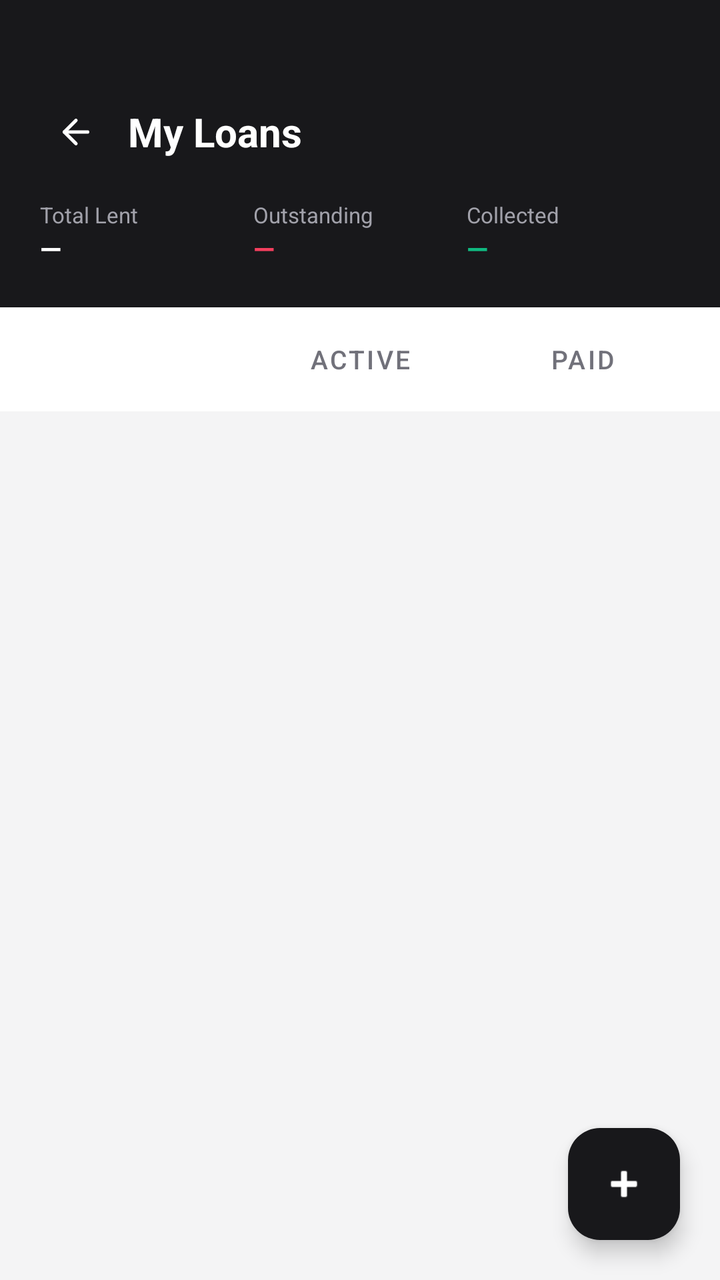
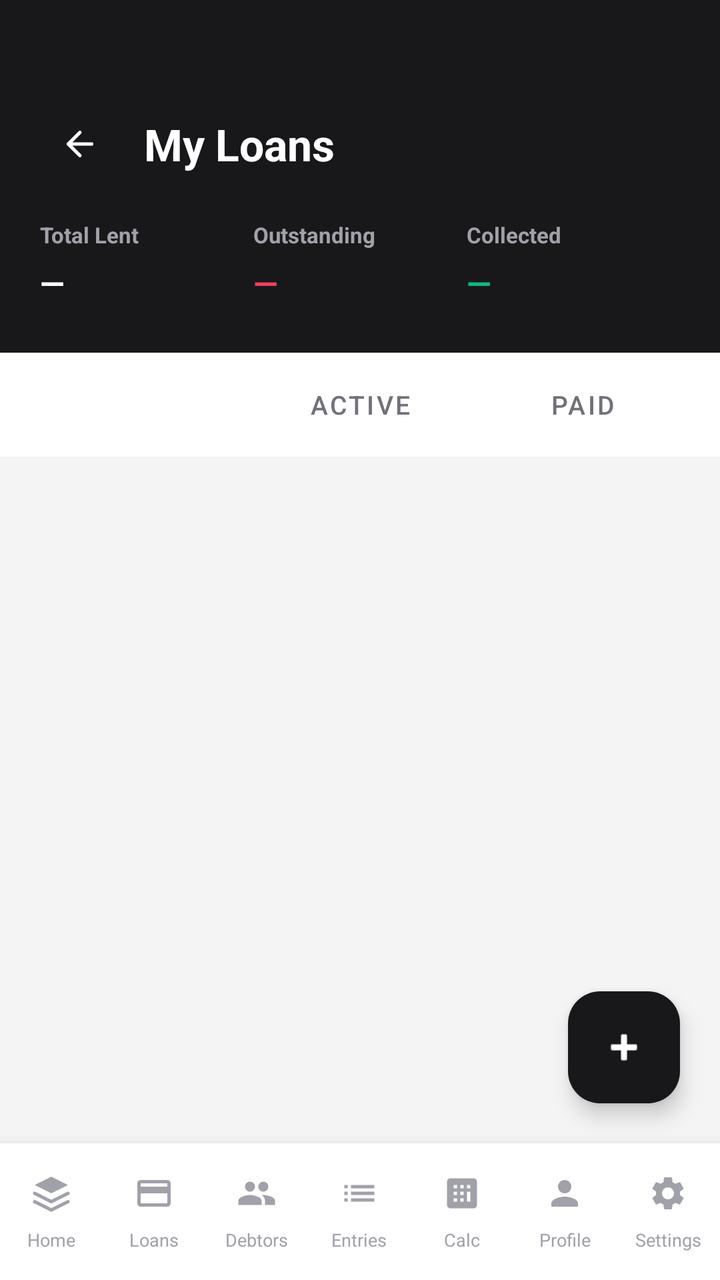

Screens rendered from an Android XML layout before and after an edit, with the pre-edit source and the edit as a unified diff.
<!-- AndroidManifest.xml: application theme Theme.LoanBuddy -->
<!-- res/layout/activity_loans.xml -->
<?xml version="1.0" encoding="utf-8"?>
<androidx.coordinatorlayout.widget.CoordinatorLayout
    xmlns:android="http://schemas.android.com/apk/res/android"
    xmlns:app="http://schemas.android.com/apk/res-auto"
    android:layout_width="match_parent"
    android:layout_height="match_parent"
    android:background="@color/bg_page">

    <LinearLayout
        android:layout_width="match_parent"
        android:layout_height="match_parent"
        android:orientation="vertical">

        
        <LinearLayout
            android:layout_width="match_parent"
            android:layout_height="wrap_content"
            android:background="@color/zinc_900"
            android:orientation="vertical"
            android:paddingHorizontal="20dp"
            android:paddingTop="48dp"
            android:paddingBottom="20dp">

            <LinearLayout
                android:layout_width="match_parent"
                android:layout_height="wrap_content"
                android:gravity="center_vertical"
                android:orientation="horizontal">

                <ImageButton
                    android:id="@+id/back_button"
                    android:layout_width="36dp"
                    android:layout_height="36dp"
                    android:background="?attr/selectableItemBackgroundBorderless"
                    android:src="@drawable/ic_arrow_left"
                    android:contentDescription="Back"
                    app:tint="@color/white" />

                <TextView
                    android:layout_width="0dp"
                    android:layout_height="wrap_content"
                    android:layout_weight="1"
                    android:layout_marginStart="8dp"
                    android:text="@string/loans_title"
                    android:textColor="@color/white"
                    android:textSize="20sp"
                    android:textStyle="bold" />

                <ProgressBar
                    android:id="@+id/progress_bar"
                    android:layout_width="24dp"
                    android:layout_height="24dp"
                    android:visibility="gone" />
            </LinearLayout>

            
            <LinearLayout
                android:layout_width="match_parent"
                android:layout_height="wrap_content"
                android:layout_marginTop="16dp"
                android:weightSum="3">

                <LinearLayout
                    android:layout_width="0dp"
                    android:layout_height="wrap_content"
                    android:layout_weight="1"
                    android:orientation="vertical">
                    <TextView android:layout_width="wrap_content" android:layout_height="wrap_content"
                        android:text="Total Lent" android:textColor="@color/zinc_400" android:textSize="11sp" />
                    <TextView android:id="@+id/total_lent" android:layout_width="wrap_content" android:layout_height="wrap_content"
                        android:text="—" android:textColor="@color/white" android:textSize="14sp" android:textStyle="bold" />
                </LinearLayout>

                <LinearLayout
                    android:layout_width="0dp"
                    android:layout_height="wrap_content"
                    android:layout_weight="1"
                    android:orientation="vertical">
                    <TextView android:layout_width="wrap_content" android:layout_height="wrap_content"
                        android:text="Outstanding" android:textColor="@color/zinc_400" android:textSize="11sp" />
                    <TextView android:id="@+id/total_outstanding" android:layout_width="wrap_content" android:layout_height="wrap_content"
                        android:text="—" android:textColor="@color/rose_500" android:textSize="14sp" android:textStyle="bold" />
                </LinearLayout>

                <LinearLayout
                    android:layout_width="0dp"
                    android:layout_height="wrap_content"
                    android:layout_weight="1"
                    android:orientation="vertical">
                    <TextView android:layout_width="wrap_content" android:layout_height="wrap_content"
                        android:text="Collected" android:textColor="@color/zinc_400" android:textSize="11sp" />
                    <TextView android:id="@+id/total_collected" android:layout_width="wrap_content" android:layout_height="wrap_content"
                        android:text="—" android:textColor="@color/emerald_500" android:textSize="14sp" android:textStyle="bold" />
                </LinearLayout>
            </LinearLayout>
        </LinearLayout>

        
        <LinearLayout
            android:layout_width="match_parent"
            android:layout_height="wrap_content"
            android:background="@color/bg_card"
            android:orientation="horizontal"
            android:paddingHorizontal="16dp"
            android:paddingVertical="8dp">

            <Button
                android:id="@+id/filter_all"
                android:layout_width="0dp"
                android:layout_height="36dp"
                android:layout_weight="1"
                android:layout_marginEnd="4dp"
                android:backgroundTint="@color/zinc_900"
                android:text="All"
                android:textColor="@color/white"
                android:textSize="13sp"
                style="@style/Widget.MaterialComponents.Button" />

            <Button
                android:id="@+id/filter_active"
                android:layout_width="0dp"
                android:layout_height="36dp"
                android:layout_weight="1"
                android:layout_marginHorizontal="2dp"
                android:backgroundTint="@android:color/transparent"
                android:text="Active"
                android:textColor="@color/zinc_500"
                android:textSize="13sp"
                style="@style/Widget.MaterialComponents.Button" />

            <Button
                android:id="@+id/filter_paid"
                android:layout_width="0dp"
                android:layout_height="36dp"
                android:layout_weight="1"
                android:layout_marginStart="4dp"
                android:backgroundTint="@android:color/transparent"
                android:text="Paid"
                android:textColor="@color/zinc_500"
                android:textSize="13sp"
                style="@style/Widget.MaterialComponents.Button" />
        </LinearLayout>

        
        <TextView
            android:id="@+id/empty_text"
            android:layout_width="match_parent"
            android:layout_height="wrap_content"
            android:layout_marginTop="48dp"
            android:gravity="center"
            android:text="No loans yet. Tap + to add one."
            android:textColor="@color/zinc_400"
            android:textSize="14sp"
            android:visibility="gone" />

        <androidx.recyclerview.widget.RecyclerView
            android:id="@+id/recycler_view"
            android:layout_width="match_parent"
            android:layout_height="0dp"
            android:layout_weight="1"
            android:paddingTop="8dp"
            android:paddingBottom="80dp"
            android:clipToPadding="false" />

    </LinearLayout>

    <com.google.android.material.floatingactionbutton.FloatingActionButton
        android:id="@+id/fab_add_loan"
        android:layout_width="wrap_content"
        android:layout_height="wrap_content"
        android:layout_gravity="bottom|end"
        android:layout_margin="20dp"
        android:backgroundTint="@color/zinc_900"
        android:contentDescription="Add Loan"
        android:src="@android:drawable/ic_input_add"
        app:tint="@color/white" />

</androidx.coordinatorlayout.widget.CoordinatorLayout>
<!-- resources referenced by this layout -->
<resources>
  <!-- unchanged entries left out for length: 12 -->
</resources>

<!-- the commit's change to res/layout/activity_loans.xml (unified diff, before → after) -->
@@ -1,10 +1,15 @@
 <?xml version="1.0" encoding="utf-8"?>
-<androidx.coordinatorlayout.widget.CoordinatorLayout
-    xmlns:android="http://schemas.android.com/apk/res/android"
+<LinearLayout xmlns:android="http://schemas.android.com/apk/res/android"
     xmlns:app="http://schemas.android.com/apk/res-auto"
     android:layout_width="match_parent"
     android:layout_height="match_parent"
-    android:background="@color/bg_page">
+    android:background="@color/bg_page"
+    android:orientation="vertical">
+
+<androidx.coordinatorlayout.widget.CoordinatorLayout
+    android:layout_width="match_parent"
+    android:layout_height="0dp"
+    android:layout_weight="1">
 
     <LinearLayout
         android:layout_width="match_parent"
@@ -18,8 +23,8 @@
             android:background="@color/zinc_900"
             android:orientation="vertical"
             android:paddingHorizontal="20dp"
-            android:paddingTop="48dp"
-            android:paddingBottom="20dp">
+            android:paddingTop="52dp"
+            android:paddingBottom="24dp">
 
             <LinearLayout
                 android:layout_width="match_parent"
@@ -29,8 +34,8 @@
 
                 <ImageButton
                     android:id="@+id/back_button"
-                    android:layout_width="36dp"
-                    android:layout_height="36dp"
+                    android:layout_width="40dp"
+                    android:layout_height="40dp"
                     android:background="?attr/selectableItemBackgroundBorderless"
                     android:src="@drawable/ic_arrow_left"
                     android:contentDescription="Back"
@@ -40,10 +45,10 @@
                     android:layout_width="0dp"
                     android:layout_height="wrap_content"
                     android:layout_weight="1"
-                    android:layout_marginStart="8dp"
+                    android:layout_marginStart="12dp"
                     android:text="@string/loans_title"
                     android:textColor="@color/white"
-                    android:textSize="20sp"
+                    android:textSize="22sp"
                     android:textStyle="bold" />
 
                 <ProgressBar
@@ -57,7 +62,7 @@
             <LinearLayout
                 android:layout_width="match_parent"
                 android:layout_height="wrap_content"
-                android:layout_marginTop="16dp"
+                android:layout_marginTop="18dp"
                 android:weightSum="3">
 
                 <LinearLayout
@@ -65,10 +70,22 @@
                     android:layout_height="wrap_content"
                     android:layout_weight="1"
                     android:orientation="vertical">
-                    <TextView android:layout_width="wrap_content" android:layout_height="wrap_content"
-                        android:text="Total Lent" android:textColor="@color/zinc_400" android:textSize="11sp" />
-                    <TextView android:id="@+id/total_lent" android:layout_width="wrap_content" android:layout_height="wrap_content"
-                        android:text="—" android:textColor="@color/white" android:textSize="14sp" android:textStyle="bold" />
+                    <TextView
+                        android:layout_width="wrap_content"
+                        android:layout_height="wrap_content"
+                        android:text="Total Lent"
+                        android:textColor="@color/zinc_400"
+                        android:textSize="11sp"
+                        android:textStyle="bold" />
+                    <TextView
+                        android:id="@+id/total_lent"
+                        android:layout_width="wrap_content"
+                        android:layout_height="wrap_content"
+                        android:text="—"
+                        android:textColor="@color/white"
+                        android:textSize="16sp"
+                        android:textStyle="bold"
+                        android:layout_marginTop="6dp" />
                 </LinearLayout>
 
                 <LinearLayout
@@ -76,10 +93,22 @@
                     android:layout_height="wrap_content"
                     android:layout_weight="1"
                     android:orientation="vertical">
-                    <TextView android:layout_width="wrap_content" android:layout_height="wrap_content"
-                        android:text="Outstanding" android:textColor="@color/zinc_400" android:textSize="11sp" />
-                    <TextView android:id="@+id/total_outstanding" android:layout_width="wrap_content" android:layout_height="wrap_content"
-                        android:text="—" android:textColor="@color/rose_500" android:textSize="14sp" android:textStyle="bold" />
+                    <TextView
+                        android:layout_width="wrap_content"
+                        android:layout_height="wrap_content"
+                        android:text="Outstanding"
+                        android:textColor="@color/zinc_400"
+                        android:textSize="11sp"
+                        android:textStyle="bold" />
+                    <TextView
+                        android:id="@+id/total_outstanding"
+                        android:layout_width="wrap_content"
+                        android:layout_height="wrap_content"
+                        android:text="—"
+                        android:textColor="@color/rose_500"
+                        android:textSize="16sp"
+                        android:textStyle="bold"
+                        android:layout_marginTop="6dp" />
                 </LinearLayout>
 
                 <LinearLayout
@@ -87,10 +116,22 @@
                     android:layout_height="wrap_content"
                     android:layout_weight="1"
                     android:orientation="vertical">
-                    <TextView android:layout_width="wrap_content" android:layout_height="wrap_content"
-                        android:text="Collected" android:textColor="@color/zinc_400" android:textSize="11sp" />
-                    <TextView android:id="@+id/total_collected" android:layout_width="wrap_content" android:layout_height="wrap_content"
-                        android:text="—" android:textColor="@color/emerald_500" android:textSize="14sp" android:textStyle="bold" />
+                    <TextView
+                        android:layout_width="wrap_content"
+                        android:layout_height="wrap_content"
+                        android:text="Collected"
+                        android:textColor="@color/zinc_400"
+                        android:textSize="11sp"
+                        android:textStyle="bold" />
+                    <TextView
+                        android:id="@+id/total_collected"
+                        android:layout_width="wrap_content"
+                        android:layout_height="wrap_content"
+                        android:text="—"
+                        android:textColor="@color/emerald_500"
+                        android:textSize="16sp"
+                        android:textStyle="bold"
+                        android:layout_marginTop="6dp" />
                 </LinearLayout>
             </LinearLayout>
         </LinearLayout>
@@ -170,9 +211,105 @@
         android:layout_height="wrap_content"
         android:layout_gravity="bottom|end"
         android:layout_margin="20dp"
+    android:layout_marginBottom="80dp"
         android:backgroundTint="@color/zinc_900"
         android:contentDescription="Add Loan"
         android:src="@android:drawable/ic_input_add"
         app:tint="@color/white" />
 
 </androidx.coordinatorlayout.widget.CoordinatorLayout>
+
+<include layout="@layout/layout_bottom_nav" />
+
+</LinearLayout>
+<!-- res/layout/layout_bottom_nav.xml (included above) -->
+<?xml version="1.0" encoding="utf-8"?>
+<LinearLayout xmlns:android="http://schemas.android.com/apk/res/android"
+    xmlns:app="http://schemas.android.com/apk/res-auto"
+    android:id="@+id/bottom_nav_container"
+    android:layout_width="match_parent"
+    android:layout_height="wrap_content"
+    android:background="@color/white"
+    android:elevation="12dp"
+    android:orientation="horizontal"
+    android:paddingTop="8dp"
+    android:paddingBottom="12dp">
+
+    
+    <LinearLayout android:id="@+id/nav_home" android:layout_width="0dp" android:layout_height="wrap_content"
+        android:layout_weight="1" android:gravity="center" android:orientation="vertical" android:padding="2dp">
+        <FrameLayout android:id="@+id/nav_bg_home" android:layout_width="44dp" android:layout_height="30dp" android:gravity="center">
+            <ImageView android:id="@+id/nav_icon_home" android:layout_width="20dp" android:layout_height="20dp"
+                android:layout_gravity="center" android:src="@drawable/ic_home" app:tint="@color/zinc_400" />
+        </FrameLayout>
+        <TextView android:id="@+id/nav_label_home" android:layout_width="wrap_content" android:layout_height="wrap_content"
+            android:text="Home" android:textSize="9sp" android:textColor="@color/zinc_400" android:layout_marginTop="2dp" />
+    </LinearLayout>
+
+    
+    <LinearLayout android:id="@+id/nav_loans" android:layout_width="0dp" android:layout_height="wrap_content"
+        android:layout_weight="1" android:gravity="center" android:orientation="vertical" android:padding="2dp">
+        <FrameLayout android:id="@+id/nav_bg_loans" android:layout_width="44dp" android:layout_height="30dp" android:gravity="center">
+            <ImageView android:id="@+id/nav_icon_loans" android:layout_width="20dp" android:layout_height="20dp"
+                android:layout_gravity="center" android:src="@drawable/ic_loans" app:tint="@color/zinc_400" />
+        </FrameLayout>
+        <TextView android:id="@+id/nav_label_loans" android:layout_width="wrap_content" android:layout_height="wrap_content"
+            android:text="Loans" android:textSize="9sp" android:textColor="@color/zinc_400" android:layout_marginTop="2dp" />
+    </LinearLayout>
+
+    
+    <LinearLayout android:id="@+id/nav_debtors" android:layout_width="0dp" android:layout_height="wrap_content"
+        android:layout_weight="1" android:gravity="center" android:orientation="vertical" android:padding="2dp">
+        <FrameLayout android:id="@+id/nav_bg_debtors" android:layout_width="44dp" android:layout_height="30dp" android:gravity="center">
+            <ImageView android:id="@+id/nav_icon_debtors" android:layout_width="20dp" android:layout_height="20dp"
+                android:layout_gravity="center" android:src="@drawable/ic_debtors" app:tint="@color/zinc_400" />
+        </FrameLayout>
+        <TextView android:id="@+id/nav_label_debtors" android:layout_width="wrap_content" android:layout_height="wrap_content"
+            android:text="Debtors" android:textSize="9sp" android:textColor="@color/zinc_400" android:layout_marginTop="2dp" />
+    </LinearLayout>
+
+    
+    <LinearLayout android:id="@+id/nav_entries" android:layout_width="0dp" android:layout_height="wrap_content"
+        android:layout_weight="1" android:gravity="center" android:orientation="vertical" android:padding="2dp">
+        <FrameLayout android:id="@+id/nav_bg_entries" android:layout_width="44dp" android:layout_height="30dp" android:gravity="center">
+            <ImageView android:id="@+id/nav_icon_entries" android:layout_width="20dp" android:layout_height="20dp"
+                android:layout_gravity="center" android:src="@drawable/ic_entries" app:tint="@color/zinc_400" />
+        </FrameLayout>
+        <TextView android:id="@+id/nav_label_entries" android:layout_width="wrap_content" android:layout_height="wrap_content"
+            android:text="Entries" android:textSize="9sp" android:textColor="@color/zinc_400" android:layout_marginTop="2dp" />
+    </LinearLayout>
+
+    
+    <LinearLayout android:id="@+id/nav_calc" android:layout_width="0dp" android:layout_height="wrap_content"
+        android:layout_weight="1" android:gravity="center" android:orientation="vertical" android:padding="2dp">
+        <FrameLayout android:id="@+id/nav_bg_calc" android:layout_width="44dp" android:layout_height="30dp" android:gravity="center">
+            <ImageView android:id="@+id/nav_icon_calc" android:layout_width="20dp" android:layout_height="20dp"
+                android:layout_gravity="center" android:src="@drawable/ic_calc" app:tint="@color/zinc_400" />
+        </FrameLayout>
+        <TextView android:id="@+id/nav_label_calc" android:layout_width="wrap_content" android:layout_height="wrap_content"
+            android:text="Calc" android:textSize="9sp" android:textColor="@color/zinc_400" android:layout_marginTop="2dp" />
+    </LinearLayout>
+
+    
+    <LinearLayout android:id="@+id/nav_profile" android:layout_width="0dp" android:layout_height="wrap_content"
+        android:layout_weight="1" android:gravity="center" android:orientation="vertical" android:padding="2dp">
+        <FrameLayout android:id="@+id/nav_bg_profile" android:layout_width="44dp" android:layout_height="30dp" android:gravity="center">
+            <ImageView android:id="@+id/nav_icon_profile" android:layout_width="20dp" android:layout_height="20dp"
+                android:layout_gravity="center" android:src="@drawable/ic_user" app:tint="@color/zinc_400" />
+        </FrameLayout>
+        <TextView android:id="@+id/nav_label_profile" android:layout_width="wrap_content" android:layout_height="wrap_content"
+            android:text="Profile" android:textSize="9sp" android:textColor="@color/zinc_400" android:layout_marginTop="2dp" />
+    </LinearLayout>
+
+    
+    <LinearLayout android:id="@+id/nav_settings" android:layout_width="0dp" android:layout_height="wrap_content"
+        android:layout_weight="1" android:gravity="center" android:orientation="vertical" android:padding="2dp">
+        <FrameLayout android:id="@+id/nav_bg_settings" android:layout_width="44dp" android:layout_height="30dp" android:gravity="center">
+            <ImageView android:id="@+id/nav_icon_settings" android:layout_width="20dp" android:layout_height="20dp"
+                android:layout_gravity="center" android:src="@drawable/ic_settings" app:tint="@color/zinc_400" />
+        </FrameLayout>
+        <TextView android:id="@+id/nav_label_settings" android:layout_width="wrap_content" android:layout_height="wrap_content"
+            android:text="Settings" android:textSize="9sp" android:textColor="@color/zinc_400" android:layout_marginTop="2dp" />
+    </LinearLayout>
+
+</LinearLayout>
<!-- resource entries referenced after the edit -->
@@ -1,5 +1,96 @@
 <!-- resources referenced by this layout -->
 <resources>
+  <!-- drawable ic_calc (drawable) -->
+  <?xml version="1.0" encoding="utf-8"?>
+  <vector xmlns:android="http://schemas.android.com/apk/res/android"
+      android:viewportWidth="24"
+      android:viewportHeight="24"
+      android:width="24dp"
+      android:height="24dp">
+      <path
+          android:fillColor="#000000"
+          android:pathData="M19,3H5C3.9,3 3,3.9 3,5v14c0,1.1 0.9,2 2,2h14c1.1,0 2,-0.9 2,-2V5C21,3.9 20.1,3 19,3zM9,17H7v-2h2v2zM9,13H7v-2h2v2zM9,9H7V7h2v2zM13,17h-2v-2h2v2zM13,13h-2v-2h2v2zM13,9h-2V7h2v2zM17,17h-2v-6h2v6zM17,9h-2V7h2v2z" />
+  </vector>
+  <!-- drawable ic_debtors (drawable) -->
+  <?xml version="1.0" encoding="utf-8"?>
+  <vector xmlns:android="http://schemas.android.com/apk/res/android"
+      android:viewportWidth="24"
+      android:viewportHeight="24"
+      android:width="24dp"
+      android:height="24dp">
+      <path
+          android:fillColor="#000000"
+          android:pathData="M16,11c1.66,0 2.99,-1.34 2.99,-3S17.66,5 16,5c-1.66,0 -3,1.34 -3,3s1.34,3 3,3zM8,11c1.66,0 2.99,-1.34 2.99,-3S9.66,5 8,5C6.34,5 5,6.34 5,8s1.34,3 3,3zM8,13c-2.33,0 -7,1.17 -7,3.5V19h14v-2.5C15,14.17 10.33,13 8,13zM16,13c-0.29,0 -0.62,0.02 -0.97,0.05 1.16,0.84 1.97,1.97 1.97,3.45V19h6v-2.5C23,14.17 18.33,13 16,13z" />
+  </vector>
+  <!-- drawable ic_entries (drawable) -->
+  <?xml version="1.0" encoding="utf-8"?>
+  <vector xmlns:android="http://schemas.android.com/apk/res/android"
+      android:viewportWidth="24"
+      android:viewportHeight="24"
+      android:width="24dp"
+      android:height="24dp">
+      <path
+          android:fillColor="#000000"
+          android:pathData="M3,13h2v-2H3v2zM3,17h2v-2H3v2zM3,9h2V7H3v2zM7,13h14v-2H7v2zM7,17h14v-2H7v2zM7,7v2h14V7H7z" />
+  </vector>
+  <!-- drawable ic_home (drawable) -->
+  <?xml version="1.0" encoding="utf-8"?>
+  <vector xmlns:android="http://schemas.android.com/apk/res/android"
+      android:width="22dp"
+      android:height="22dp"
+      android:viewportWidth="24"
+      android:viewportHeight="24">
+      <path
+          android:pathData="M12,2L2,7L12,12L22,7L12,2Z"
+          android:fillColor="@color/zinc_500" />
+      <path
+          android:pathData="M2,17L12,22L22,17"
+          android:strokeWidth="2"
+          android:strokeColor="@color/zinc_500"
+          android:fillColor="#00000000"
+          android:strokeLineCap="round"
+          android:strokeLineJoin="round" />
+      <path
+          android:pathData="M2,12L12,17L22,12"
+          android:strokeWidth="2"
+          android:strokeColor="@color/zinc_500"
+          android:fillColor="#00000000"
+          android:strokeLineCap="round"
+          android:strokeLineJoin="round" />
+  </vector>
+  <!-- drawable ic_loans (drawable) -->
+  <?xml version="1.0" encoding="utf-8"?>
+  <vector xmlns:android="http://schemas.android.com/apk/res/android"
+      android:viewportWidth="24"
+      android:viewportHeight="24"
+      android:width="24dp"
+      android:height="24dp">
+      <path
+          android:fillColor="#000000"
+          android:pathData="M20,4H4C2.89,4 2,4.89 2,6v12a2,2 0,0 0,2,2h16a2,2 0,0 0,2,-2V6C22,4.89 21.1,4 20,4zM20,18H4v-6h16v6zM20,8H4V6h16v2z" />
+  </vector>
+  <!-- drawable ic_settings (drawable) -->
+  <?xml version="1.0" encoding="utf-8"?>
+  <vector xmlns:android="http://schemas.android.com/apk/res/android"
+      android:viewportWidth="24"
+      android:viewportHeight="24"
+      android:width="24dp"
+      android:height="24dp">
+      <path
+          android:fillColor="#000000"
+          android:pathData="M19.14,12.94c0.04,-0.3 0.06,-0.61 0.06,-0.94c0,-0.32 -0.02,-0.64 -0.07,-0.94l2.03,-1.58c0.18,-0.14 0.23,-0.41 0.12,-0.61l-1.92,-3.32c-0.12,-0.22 -0.37,-0.29 -0.59,-0.22l-2.39,0.96c-0.5,-0.38 -1.03,-0.7 -1.62,-0.94L14.4,2.81c-0.04,-0.24 -0.24,-0.41 -0.48,-0.41h-3.84c-0.24,0 -0.43,0.17 -0.47,0.41L9.25,5.35C8.66,5.59 8.12,5.92 7.63,6.29L5.24,5.33c-0.22,-0.08 -0.47,0 -0.59,0.22L2.74,8.87C2.62,9.08 2.66,9.34 2.86,9.48l2.03,1.58C4.84,11.36 4.8,11.69 4.8,12s0.02,0.64 0.07,0.94l-2.03,1.58c-0.18,0.14 -0.23,0.41 -0.12,0.61l1.92,3.32c0.12,0.22 0.37,0.29 0.59,0.22l2.39,-0.96c0.5,0.38 1.03,0.7 1.62,0.94l0.36,2.54c0.05,0.24 0.24,0.41 0.48,0.41h3.84c0.24,0 0.44,-0.17 0.47,-0.41l0.36,-2.54c0.59,-0.24 1.13,-0.56 1.62,-0.94l2.39,0.96c0.22,0.08 0.47,0 0.59,-0.22l1.92,-3.32c0.12,-0.22 0.07,-0.47 -0.12,-0.61L19.14,12.94zM12,15.6c-1.98,0 -3.6,-1.62 -3.6,-3.6s1.62,-3.6 3.6,-3.6s3.6,1.62 3.6,3.6S13.98,15.6 12,15.6z" />
+  </vector>
+  <!-- drawable ic_user (drawable) -->
+  <?xml version="1.0" encoding="utf-8"?>
+  <vector xmlns:android="http://schemas.android.com/apk/res/android"
+      android:width="22dp"
+      android:height="22dp"
+      android:viewportWidth="24"
+      android:viewportHeight="24">
+      <path
+          android:pathData="M12,12C14.21,12 16,10.21 16,8C16,5.79 14.21,4 12,4C9.79,4 8,5.79 8,8C8,10.21 9.79,12 12,12ZM12,14C9.33,14 4,15.34 4,18V20H20V18C20,15.34 14.67,14 12,14Z"
+          android:fillColor="@color/zinc_500" />
+  </vector>
   <!-- unchanged entries left out for length: 12 -->
 </resources>
 
